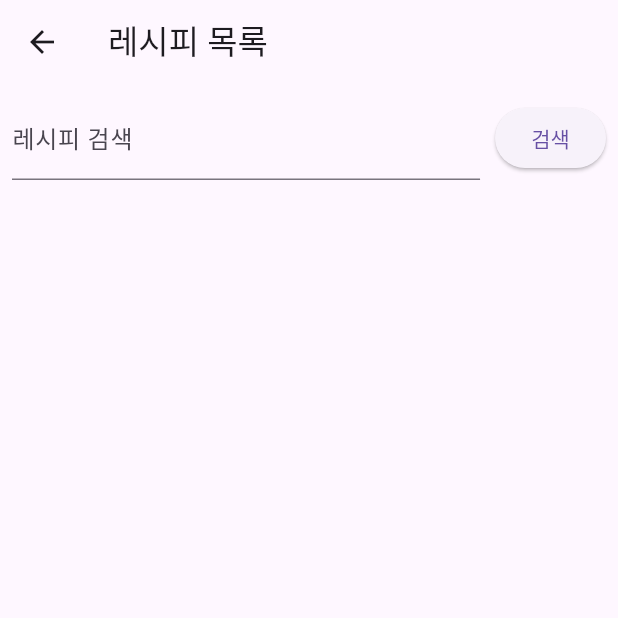
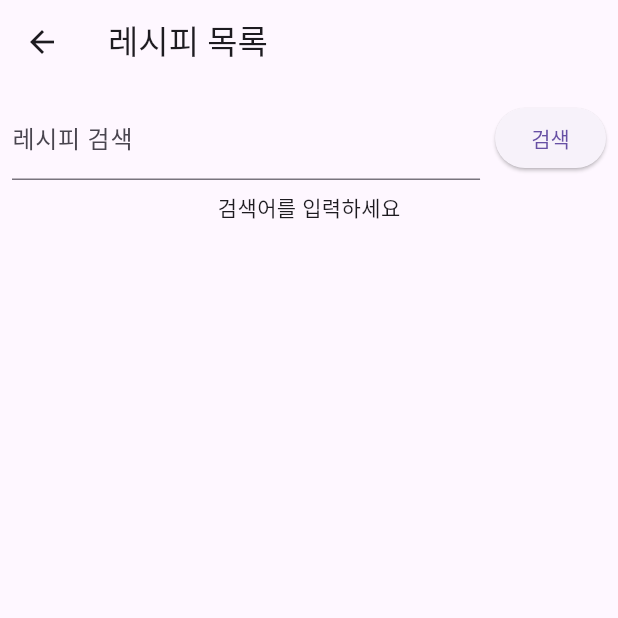
Before and after one commit to chogigang/expiration_date_reminde, a Flutter app: the RecipePage screen opened directly with empty values, after a tap on "검색", on a phone screen of 412 x 824 dp, the top half of it. Run offline on Flutter 3.47's test engine with Material 3 defaults, Android fonts, the phone set to English and light mode, and no system bars; our stand-ins replace drift, firebase_auth, firebase_core, get_it, google_sign_in, image_picker; missing offline and left inert: google_mlkit_text_recognition, kakao_flutter_sdk, simple_barcode_scanner; accounts and stored records are empty; generated files the repository leaves out were written again.

Commit message:
레시피 코드 수정

```diff
--- a/lib/recipepage.dart
+++ b/lib/recipepage.dart
@@ -1,14 +1,17 @@
-// recipe_page.dart
 import 'package:flutter/material.dart';
 import 'package:http/http.dart' as http;
 import 'dart:convert';
 import 'package:expiration_date/recipedetailpage.dart';
-import 'package:expiration_date/data/database.dart';
 
 class RecipePage extends StatefulWidget {
-  final List recipes;
+  final List initialRecipes;
+  final String initialSearchQuery;
 
-  const RecipePage({Key? key, required this.recipes}) : super(key: key);
+  const RecipePage(
+      {Key? key,
+      required this.initialRecipes,
+      required this.initialSearchQuery})
+      : super(key: key);
 
   @override
   _RecipePageState createState() => _RecipePageState();
@@ -16,24 +19,68 @@ class RecipePage extends StatefulWidget {
 
 class _RecipePageState extends State<RecipePage> {
   final _searchController = TextEditingController();
+  List _recipes = [];
+  bool _isLoading = false;
+  String _message = '검색어를 입력하고 검색 버튼을 눌러주세요.';
 
-  Future<void> _showRecipes(BuildContext context) async {
+  @override
+  void initState() {
+    super.initState();
+    _recipes = widget.initialRecipes;
+    _searchController.text = widget.initialSearchQuery;
+  }
+
+  Future<void> _showRecipes() async {
+    final searchQuery = _searchController.text;
+    if (searchQuery.isEmpty) {
+      setState(() {
+        _message = '검색어를 입력하세요';
+      });
+      return;
+    }
+
+    setState(() {
+      _isLoading = true;
+      _message = '';
+    });
+
     final apiKey = '856346fdbba3479482aa';
     final url = Uri.parse(
-        'http://openapi.foodsafetykorea.go.kr/api/$apiKey/COOKRCP01/json/1/5/RCP_NM=${_searchController.text}');
+        'http://openapi.foodsafetykorea.go.kr/api/$apiKey/COOKRCP01/json/1/5/RCP_NM=$searchQuery');
+    try {
       final response = await http.get(url);
+
+      print('Response status: ${response.statusCode}');
+      print('Response body: ${response.body}');
 
       if (response.statusCode == 200) {
         final jsonResponse = jsonDecode(response.body);
-      final recipes = jsonResponse['COOKRCP01']['row'];
-      Navigator.push(
-        context,
-        MaterialPageRoute(
-          builder: (context) => RecipePage(recipes: recipes),
-        ),
-      );
+        print('JSON Response: $jsonResponse'); // 응답 출력
+
+        final recipes = jsonResponse['COOKRCP01']?['row'];
+
+        setState(() {
+          _isLoading = false;
+          if (recipes != null && recipes is List && recipes.isNotEmpty) {
+            _recipes = recipes;
+            _message = '';
           } else {
-      print('Failed to load recipes');
+            _recipes = [];
+            _message = 'No recipes found';
+          }
+        });
+      } else {
+        setState(() {
+          _isLoading = false;
+          _message = 'Failed to load recipes';
+        });
+      }
+    } catch (e) {
+      print('Error occurred: $e');
+      setState(() {
+        _isLoading = false;
+        _message = 'An error occurred while fetching recipes';
+      });
     }
   }
 
@@ -59,17 +106,21 @@ class _RecipePageState extends State<RecipePage> {
                 ),
                 SizedBox(width: 10),
                 ElevatedButton(
-                  onPressed: () => _showRecipes(context),
+                  onPressed: _showRecipes,
                   child: Text('검색'),
                 ),
               ],
             ),
           ),
-          Expanded(
+          _isLoading
+              ? CircularProgressIndicator()
+              : _recipes.isEmpty
+                  ? Center(child: Text(_message))
+                  : Expanded(
                       child: ListView.builder(
-              itemCount: widget.recipes.length,
+                        itemCount: _recipes.length,
                         itemBuilder: (context, index) {
-                final recipe = widget.recipes[index];
+                          final recipe = _recipes[index];
                           return Card(
                             child: ListTile(
                               title: Text(recipe['RCP_NM']),
```
Also changed, not shown: lib/detailpage.dart (+26 -3 lines), 1 other file. Lines whose indentation alone changed are shown as unchanged.
